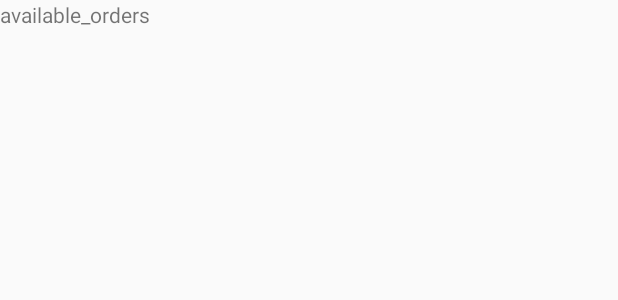
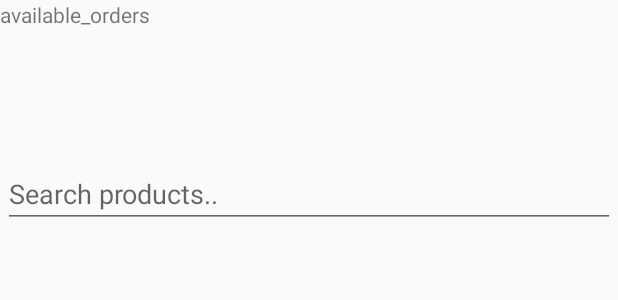
Before and after one commit to anam123/LazyPizzaCool, an Android app: the layout content_menu_food.xml on its own in the app's theme, with its tools: preview values and no code run, on a phone screen of 412 x 824 dp. Shown: the top 300 px of the screen. Run offline under Robolectric (Android 15) with nearby library versions, the phone set to English and light mode, and no system bars.

Commit message:
Search bar

```diff
--- a/app/src/main/AndroidManifest.xml
+++ b/app/src/main/AndroidManifest.xml
@@ -20,7 +20,7 @@
         </activity>
         <activity
             android:name=".MainActivity"
-            android:label="@string/app_name" android:theme="@style/AppTheme.TransNav"/>
+            android:label="@string/app_name" android:theme="@style/AppTheme.TransNav" />
         <activity android:name=".MarketPlaceOrder" />
         <activity android:name=".Menu_PlaceOrder" />
         <activity android:name=".GoogleLogin" />
--- a/app/src/main/res/layout/content_menu_food.xml
+++ b/app/src/main/res/layout/content_menu_food.xml
@@ -11,11 +11,11 @@ tools:context=".MarketPlaceOrder">
         android:id="@+id/list"
         android:layout_width="match_parent"
         android:layout_height="match_parent"
-        android:layout_alignParentStart="true"
+        android:animateLayoutChanges="false"
+        android:scrollbars="vertical"
+        android:layout_marginTop="79dp"
         android:layout_alignTop="@+id/tabHost"
-        android:layout_marginTop="34dp"
-        android:animateLayoutChanges="false"
-        android:scrollbars="vertical">
+        android:layout_alignParentStart="true">
 
     </android.support.v7.widget.RecyclerView>
 
@@ -23,10 +23,10 @@ tools:context=".MarketPlaceOrder">
         android:id="@+id/tabHost"
         android:layout_width="200dip"
         android:layout_height="300dip"
-        android:layout_alignParentEnd="true"
+        android:layout_marginTop="50dp"
+        android:layout_below="@+id/orderTextView"
         android:layout_alignParentStart="true"
-        android:layout_below="@+id/orderTextView"
-        android:layout_marginTop="46dp">
+        android:layout_alignParentEnd="true">
 
         <LinearLayout
             android:layout_width="match_parent"
@@ -42,6 +42,19 @@ tools:context=".MarketPlaceOrder">
                 android:minHeight="45dp"
                 android:padding="3dp"
                 android:visibility="visible" />
+
+            <EditText
+                android:id="@+id/filter"
+                android:layout_width="match_parent"
+                android:layout_height="wrap_content"
+                android:layout_alignBottom="@+id/tabHost"
+                android:layout_alignParentEnd="true"
+                android:layout_alignParentStart="true"
+                android:layout_margin="2dp"
+                android:layout_marginBottom="44dp"
+                android:ems="10"
+                android:hint="Search products.."
+                android:inputType="textVisiblePassword" />
 
             <FrameLayout
                 android:id="@android:id/tabcontent"
```
Also changed, not shown: app/src/main/java/com/sahasu/lazypizza/MenuAdaptor.java (+73 -4 lines), app/src/main/java/com/sahasu/lazypizza/MenuInfo.java (+10 -0 lines), app/src/main/java/com/sahasu/lazypizza/MenuMain.java (+138 -8 lines), app/src/main/res/drawable/Juices.jpg (added), app/src/main/res/drawable/shakes.jpg (added).
